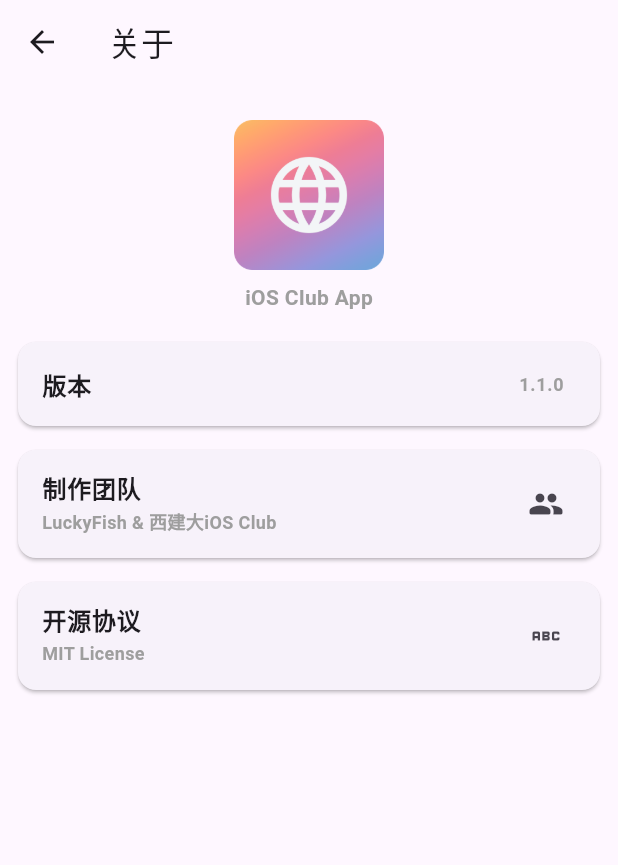
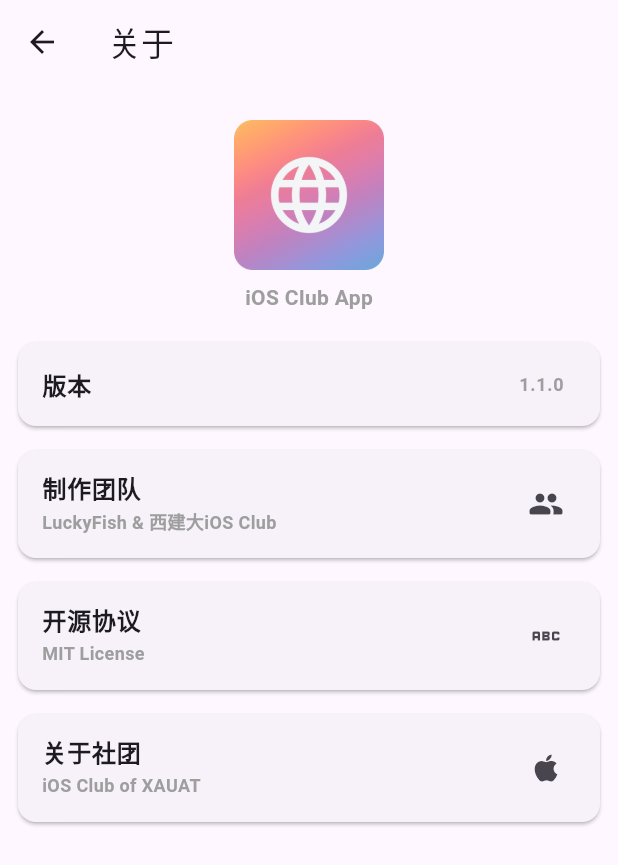
Before and after one commit to lijiajunply/iOSClub.AppMobile, a Flutter app: the AboutPage screen opened directly, on a phone screen of 412 x 824 dp. Shown: the top 865 px of the screen. Run offline on Flutter 3.47's test engine with Material 3 defaults, Android fonts, the phone set to English and light mode, and no system bars; our stand-ins replace lottie, permission_handler, shared_preferences; accounts and stored records are empty.

Commit message:
1.1发布

```diff
--- a/lib/Pages/AboutPage.dart
+++ b/lib/Pages/AboutPage.dart
@@ -9,32 +9,32 @@
       appBar: AppBar(
         title: const Text('关于'),
       ),
-      body: const Center(
+      body: Center(
           child: Padding(
-              padding: EdgeInsets.all(8.0),
+              padding: const EdgeInsets.all(8.0),
               child: Column(
                 children: [
-                  SizedBox(
+                  const SizedBox(
                     height: 16,
                   ),
-                  Image(
+                  const Image(
                     image: AssetImage('assets/icon.png'),
                     width: 100,
                     height: 100,
                   ),
-                  SizedBox(
+                  const SizedBox(
                     height: 8,
                   ),
-                  Center(
+                  const Center(
                       child: Text(
                     'iOS Club App',
                     style: TextStyle(
                         color: Colors.grey, fontWeight: FontWeight.bold),
                   )),
-                  SizedBox(
+                  const SizedBox(
                     height: 16,
                   ),
-                  Card(
+                  const Card(
                     child: ListTile(
                       title: Text(
                         '版本',
@@ -48,10 +48,10 @@
                               color: Colors.grey)),
                     ),
                   ),
-                  SizedBox(
+                  const SizedBox(
                     height: 8,
                   ),
-                  Card(
+                  const Card(
                     child: ListTile(
                       title: Text('制作团队',
                           style: TextStyle(
@@ -66,10 +66,10 @@
                       trailing: Icon(Icons.people_rounded),
                     ),
                   ),
-                  SizedBox(
+                  const SizedBox(
                     height: 8,
                   ),
-                  Card(
+                  const Card(
                     child: ListTile(
                       title: Text('开源协议',
                           style: TextStyle(
@@ -84,8 +84,68 @@
                       trailing: Icon(Icons.abc),
                     ),
                   ),
+                  const SizedBox(
+                    height: 8,
+                  ),
+                  Card(
+                    child: ListTile(
+                      title: Text('关于社团',
+                          style: TextStyle(
+                              fontWeight: FontWeight.bold, fontSize: 16)),
+                      trailing: Icon(Icons.apple),
+                      subtitle: Text(
+                        'iOS Club of XAUAT',
+                        style: TextStyle(
+                            fontSize: 12,
+                            color: Colors.grey,
+                            fontWeight: FontWeight.bold),
+                      ),
+                      onTap: () {
+                        _showClubDescription(context);
+                      },
+                    ),
+                  ),
+                  const SizedBox(
+                    height: 8,
+                  ),
                 ],
               ))),
     );
   }
+
+  Future<void> _showClubDescription(BuildContext context) {
+    final a = MediaQuery.of(context).size.width;
+
+    return showModalBottomSheet<void>(
+        context: context,
+        constraints: BoxConstraints(maxWidth: a, minWidth: a),
+        builder: (BuildContext context) {
+          return SingleChildScrollView(
+              child: Padding(
+                  padding: const EdgeInsets.all(24),
+                  child: Column(children: [
+                    const Text('关于社团',
+                        style: TextStyle(
+                            fontSize: 24, fontWeight: FontWeight.bold)),
+                    const SizedBox(height: 16),
+                    Image(
+                      image: AssetImage('assets/iOS_Club_Logo.png'),
+                      height: 150,
+                      width: 150,
+                    ),
+                    const SizedBox(height: 10),
+                    const Text('iOS Club of XAUAT',
+                        style: TextStyle(fontSize: 12, color: Colors.grey)),
+                    const SizedBox(height: 10),
+                    const Text(
+                        '西建大iOS众创空间俱乐部（别称为西建大iOS Club），是苹果公司和学校共同创办的创新创业类社团。成立于2019年9月。目前是全校较大和较为知名的科技类社团。',
+                        style: TextStyle(fontSize: 16)),
+                    const SizedBox(height: 10),
+                    const Text(
+                        '西建大iOS众创空间俱乐部没有设备要求，或者说没有任何限制 —— 只要你喜欢数码，热爱编程，或者想要学习编程开发搞项目，就可以加入到西建大iOS众创空间俱乐部。',
+                        style: TextStyle(fontSize: 16)),
+                    const SizedBox(height: 10),
+                  ])));
+        });
+  }
 }
--- a/lib/main.dart
+++ b/lib/main.dart
@@ -9,6 +9,7 @@
 import 'Pages/ScheduleListPage.dart';
 import 'dart:io';
 
+import 'Pages/ScheduleSettingPage.dart';
 import 'Pages/ScorePage.dart';
 import 'Pages/AboutPage.dart';
 import 'Services/EduService.dart';
@@ -46,7 +47,6 @@
 
   @override
   void initState() {
-
     super.initState();
     _controller = AnimationController(
       duration: const Duration(seconds: (5)),
@@ -163,8 +163,9 @@
         '/Score': (context) => const ScorePage(),
         '/Profile': (context) => const ProfilePage(),
         '/Link': (context) => const LinkPage(),
-        '/Todo' : (context) => const TodoPage(),
+        '/Todo': (context) => const TodoPage(),
         '/About': (context) => const AboutPage(),
+        '/ScheduleSetting': (context) => const ScheduleSettingPage(),
       },
       onUnknownRoute: (settings) {
         return MaterialPageRoute(
@@ -246,7 +247,6 @@
     Animation<double> secondaryAnimation,
     Widget child,
   ) {
-
     // 或者滑动效果
     return SlideTransition(
       position: Tween<Offset>(
--- a/pubspec.yaml
+++ b/pubspec.yaml
@@ -72,6 +72,7 @@
     - assets/icon.png
     - assets/person.png
     - assets/iconfont/iconfont.json
+    - assets/iOS_Club_Logo.png
 
   fonts:
     - family: IconFont
```
Also changed, not shown: lib/Pages/ScheduleListPage.dart (+3 -43 lines), lib/Pages/ScheduleSettingPage.dart (added, +22 -0 lines), lib/Pages/TodoPage.dart (+5 -4 lines), assets/iOS_Club_Logo.png (added), 251 other files.
